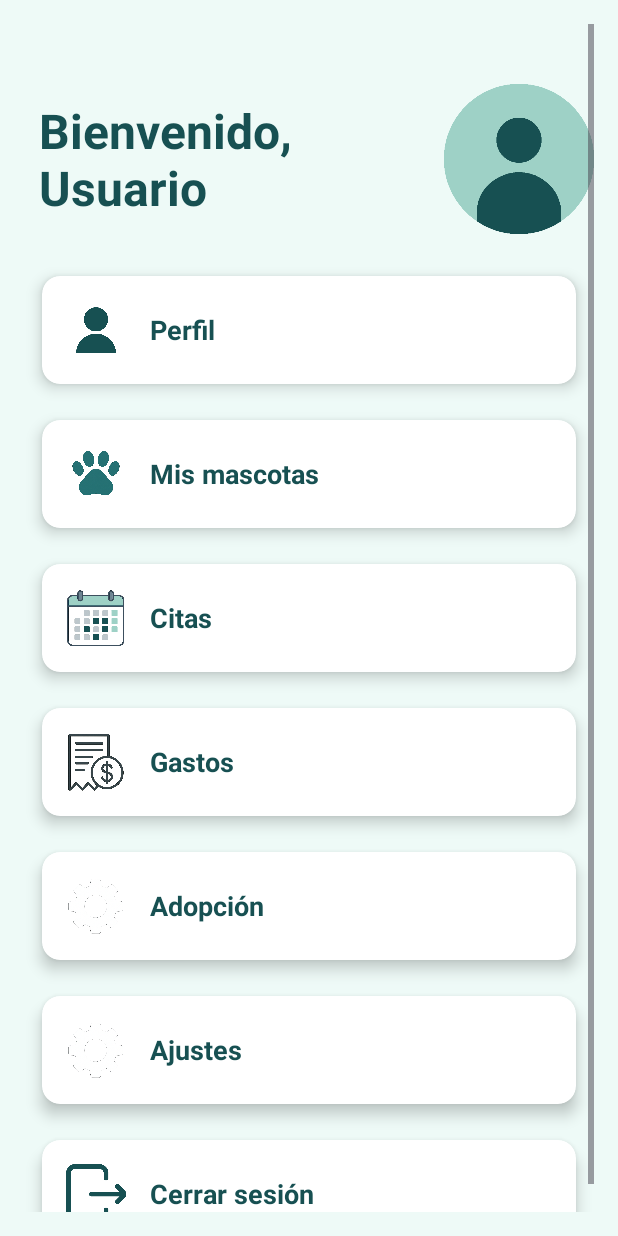
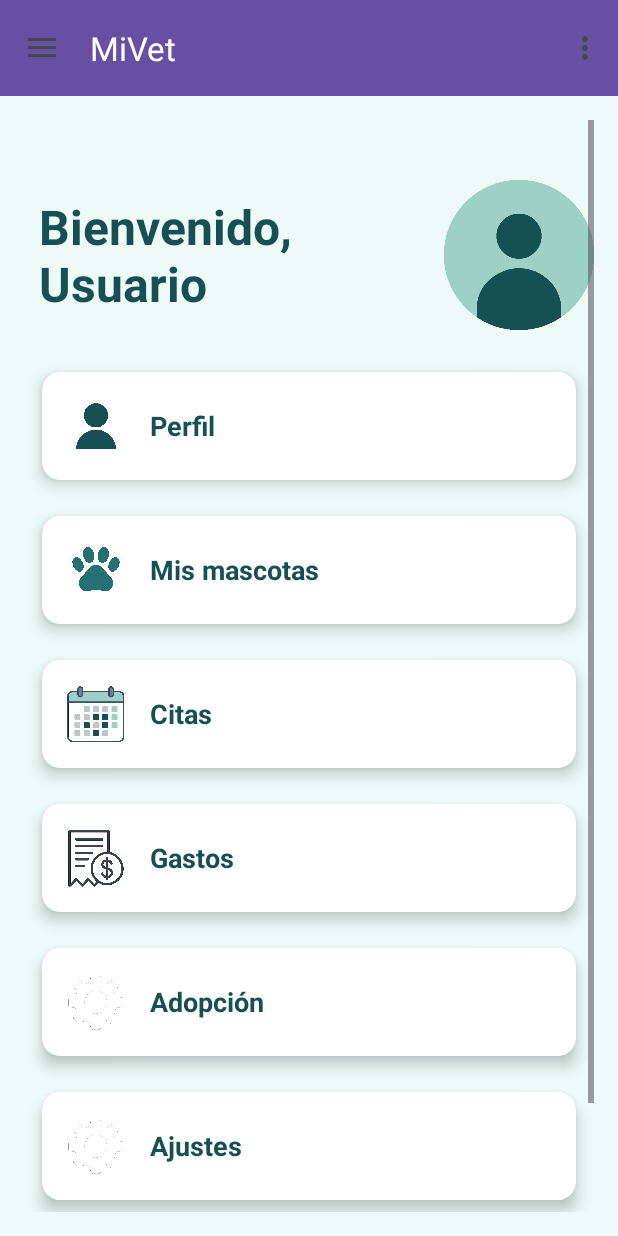
Before and after one commit to TheLexa69/MiVet, an Android app: the UsuarioMenuActivity screen opened directly, with no data from a screen before it, on a phone screen of 412 x 824 dp. Run offline under Robolectric (Android 15) with nearby library versions, the phone set to English and light mode, and no system bars.

Commit message:
feat(): * menu desplegable

```diff
--- a/app/src/main/AndroidManifest.xml
+++ b/app/src/main/AndroidManifest.xml
@@ -1,6 +1,6 @@
 <?xml version="1.0" encoding="utf-8"?>
 <manifest xmlns:android="http://schemas.android.com/apk/res/android"
-    xmlns:tools="http://schemas.android.com/tools">
+    xmlns:tools="http://schemas.android.com/tools" >
 
     <uses-permission android:name="android.permission.INTERNET" />
 
--- a/app/src/main/java/com/mivet/veterinaria/usuario/UsuarioMenuActivity.java
+++ b/app/src/main/java/com/mivet/veterinaria/usuario/UsuarioMenuActivity.java
@@ -1,17 +1,25 @@
 package com.mivet.veterinaria.usuario;
+
+import static com.mivet.veterinaria.helpers.SesionUtils.cerrarSesion;
 
 import android.content.Intent;
 import android.content.SharedPreferences;
 import android.os.Bundle;
 import android.util.Log;
+import android.view.Menu;
+import android.view.MenuItem;
 import android.view.View;
 import android.widget.ImageView;
 import android.widget.TextView;
 
+import androidx.appcompat.app.ActionBarDrawerToggle;
 import androidx.appcompat.app.AppCompatActivity;
+import androidx.appcompat.widget.Toolbar;
+import androidx.drawerlayout.widget.DrawerLayout;
 import androidx.security.crypto.EncryptedSharedPreferences;
 import androidx.security.crypto.MasterKey;
 
+import com.google.android.material.navigation.NavigationView;
 import com.mivet.veterinaria.MainActivity;
 import com.mivet.veterinaria.R;
 
@@ -30,11 +38,44 @@ public class UsuarioMenuActivity extends AppCompatActivity {
     public static String USERTYPE;
     public static String USERROLE;
     TextView tvWelcome;
+    DrawerLayout drawerLayout;
+    NavigationView navigationView;
+    ActionBarDrawerToggle toggle;
 
     @Override
     protected void onCreate(Bundle savedInstanceState) {
         super.onCreate(savedInstanceState);
         setContentView(R.layout.activity_usuario_menu);
+
+        // 1. Toolbar
+        Toolbar toolbar = findViewById(R.id.toolbar);
+        setSupportActionBar(toolbar);
+
+        // 2. DrawerLayout y NavigationView
+        drawerLayout = findViewById(R.id.drawerLayout);
+        navigationView = findViewById(R.id.navigationView);
+
+        // 3. Toggle para el botón hamburguesa
+        toggle = new ActionBarDrawerToggle(this, drawerLayout, toolbar, R.string.open, R.string.close);
+        drawerLayout.addDrawerListener(toggle);
+        toggle.syncState();
+
+        // 4. Listener del menú lateral
+        navigationView.setNavigationItemSelectedListener(item -> {
+            int id = item.getItemId();
+            drawerLayout.closeDrawers(); // Cierra el drawer tras clic
+
+            if (id == R.id.action_perfil) {
+                startActivity(new Intent(this, UsuarioPerfilActivity.class));
+            } else if (id == R.id.action_mascotas) {
+                startActivity(new Intent(this, UsuarioMascotasActivity.class));
+            } else if (id == R.id.action_configuracion) {
+                startActivity(new Intent(this, UsuarioMascotasActivity.class));
+            } else if (id == R.id.action_cerrar_sesion) {
+                cerrarSesion(this);
+            }
+            return true;
+        });
 
 
         tvWelcome = findViewById(R.id.tvWelcome);
@@ -161,7 +202,6 @@ public class UsuarioMenuActivity extends AppCompatActivity {
 //                        Intent intent = new Intent(UsuarioMenuActivity.this, UsuarioPerfilActivity.class);
 
 
-
                     } else {
                         Log.d("GETRequest", "Error en la solicitud. Código de respuesta: " + responseCode);
                     }
@@ -225,6 +265,35 @@ public class UsuarioMenuActivity extends AppCompatActivity {
 //            }).start();
         });
     }
+
+    //CONFIGURACIÓN DEL MENU
+    @Override
+    public boolean onCreateOptionsMenu(Menu menu) {
+        getMenuInflater().inflate(R.menu.menu_usuario, menu);
+        return true;
+    }
+
+    @Override
+    public boolean onOptionsItemSelected(MenuItem item) {
+        int id = item.getItemId();
+
+        if (id == R.id.action_perfil) {
+            startActivity(new Intent(this, UsuarioPerfilActivity.class));
+            return true;
+        } else if (id == R.id.action_mascotas) {
+            startActivity(new Intent(this, UsuarioMascotasActivity.class));
+            return true;
+        } else if (id == R.id.action_configuracion) {
+            startActivity(new Intent(this, UsuarioMascotasActivity.class));
+            return true;
+        } else if (id == R.id.action_cerrar_sesion) {
+            cerrarSesion(this);
+            return true;
+        }
+
+        return super.onOptionsItemSelected(item);
+    }
+    //FIN DE CONFIGURACIÓN DEL MENU
 
 
     private void getUserData() {
--- a/app/src/main/res/layout/activity_usuario_menu.xml
+++ b/app/src/main/res/layout/activity_usuario_menu.xml
@@ -1,11 +1,35 @@
-<ScrollView xmlns:android="http://schemas.android.com/apk/res/android"
+<?xml version="1.0" encoding="utf-8"?>
+<androidx.drawerlayout.widget.DrawerLayout xmlns:android="http://schemas.android.com/apk/res/android"
     xmlns:app="http://schemas.android.com/apk/res-auto"
+    android:id="@+id/drawerLayout"
+    android:layout_width="match_parent"
+    android:layout_height="match_parent"
+    android:fitsSystemWindows="true">
+
+    <!-- CONTENIDO PRINCIPAL -->
+    <LinearLayout
+        android:layout_width="match_parent"
+        android:layout_height="match_parent"
+        android:orientation="vertical"
+        android:fitsSystemWindows="true">
+
+        <!-- Toolbar -->
+        <androidx.appcompat.widget.Toolbar
+            android:id="@+id/toolbar"
+            android:layout_width="match_parent"
+            android:layout_height="?attr/actionBarSize"
+            android:background="?attr/colorPrimary"
+            app:title="MiVet"
+            app:titleTextColor="@android:color/white"
+            app:popupTheme="@style/ThemeOverlay.AppCompat.Light"/>
+
+        <!-- Contenido principal con tarjetas -->
+        <ScrollView
             android:id="@+id/scroll_view"
             android:layout_width="match_parent"
             android:layout_height="match_parent"
             android:background="@color/bg_principal"
-    android:padding="16dp"
-    >
+            android:padding="16dp">
 
             <LinearLayout
                 android:id="@+id/card_container"
@@ -14,6 +38,7 @@
                 android:orientation="vertical"
                 android:paddingTop="40dp">
 
+                <!-- Bienvenida + imagen -->
                 <androidx.constraintlayout.widget.ConstraintLayout
                     android:layout_width="match_parent"
                     android:layout_height="wrap_content"
@@ -47,8 +72,7 @@
 
                 </androidx.constraintlayout.widget.ConstraintLayout>
 
-
-        <!-- Tarjetas individuales -->
+                <!-- Tarjetas -->
                 <include android:id="@+id/card1" layout="@layout/item_user_card" />
                 <include android:id="@+id/card2" layout="@layout/item_user_card" />
                 <include android:id="@+id/card3" layout="@layout/item_user_card" />
@@ -56,7 +80,18 @@
                 <include android:id="@+id/card5" layout="@layout/item_user_card" />
                 <include android:id="@+id/card6" layout="@layout/item_user_card" />
                 <include android:id="@+id/cardLogout" layout="@layout/item_user_card" />
-        <!-- Agrega más tarjetas según sea necesario -->
 
             </LinearLayout>
         </ScrollView>
+    </LinearLayout>
+
+    <!-- MENÚ LATERAL -->
+    <com.google.android.material.navigation.NavigationView
+        android:id="@+id/navigationView"
+        android:layout_width="wrap_content"
+        android:layout_height="match_parent"
+        android:layout_gravity="start"
+        android:fitsSystemWindows="true"
+        app:headerLayout="@layout/nav_header"
+        app:menu="@menu/menu_usuario" />
+</androidx.drawerlayout.widget.DrawerLayout>
--- /dev/null
+++ b/app/src/main/res/menu/menu_usuario.xml
@@ -0,0 +1,27 @@
+<?xml version="1.0" encoding="utf-8"?>
+<menu xmlns:android="http://schemas.android.com/apk/res/android">
+
+    <item
+        android:id="@+id/action_perfil"
+        android:title="Perfil"
+        android:icon="@drawable/defaultimages"
+        android:showAsAction="ifRoom" />
+
+    <item
+        android:id="@+id/action_mascotas"
+        android:title="Mis Mascotas"
+        android:icon="@drawable/opcionhuella"
+        android:showAsAction="ifRoom" />
+
+    <item
+        android:id="@+id/action_configuracion"
+        android:title="Configuración"
+        android:icon="@drawable/opcionajustes"
+        android:showAsAction="never" />
+
+    <item
+        android:id="@+id/action_cerrar_sesion"
+        android:title="Cerrar sesión"
+        android:icon="@drawable/opcionsalir"
+        android:showAsAction="ifRoom" />
+</menu>
--- a/app/src/main/res/values/strings.xml
+++ b/app/src/main/res/values/strings.xml
@@ -37,6 +37,11 @@
     <string name="animal_cat">Gato</string>
     <string name="animal_exotic">Exótico</string>
     <string name="pet_info_title">Información de %1$s</string>
+    <string name="open">Abrir menú</string>
+    <string name="close">Cerrar menú</string>
+    <string name="menu_home">Inicio</string>
+    <string name="menu_gallery">Galería</string>
+    <string name="menu_slideshow">Presentación</string>
 
 
 </resources>
```
Also changed, not shown: app/build.gradle.kts (+7 -0 lines), app/src/main/java/com/mivet/veterinaria/helpers/SesionUtils.java (added, +41 -0 lines), app/src/main/res/layout/nav_header.xml (added, +27 -0 lines), gradle/libs.versions.toml (+8 -0 lines), 2 other files. Lines whose indentation alone changed are shown as unchanged.
